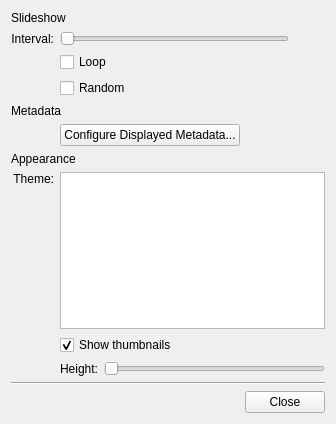
This is app/fullscreenconfigdialog.ui in KDE/gwenview as Qt 5 draws it before an edit. The edited form follows.
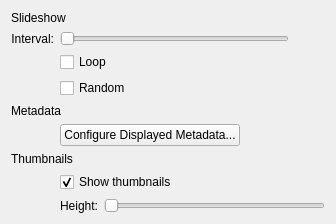
This is the edited form.

Commit message: Remove close button

Diff of the .ui file:
```diff
--- a/app/fullscreenconfigdialog.ui
+++ b/app/fullscreenconfigdialog.ui
@@ -1,12 +1,12 @@
 <ui version="4.0" >
  <class>FullScreenConfigDialog</class>
- <widget class="QWidget" name="FullScreenConfigDialog" >
-  <property name="geometry" >
+ <widget class="QWidget" name="FullScreenConfigDialog">
+  <property name="geometry">
    <rect>
     <x>0</x>
     <y>0</y>
     <width>336</width>
-    <height>424</height>
+    <height>224</height>
    </rect>
   </property>
   <layout class="QGridLayout" name="gridLayout" >
@@ -114,32 +114,19 @@
      </item>
     </layout>
    </item>
-   <item row="6" column="0" colspan="2" >
-    <widget class="QLabel" name="label_2" >
-     <property name="text" >
-      <string>Appearance</string>
+   <item row="6" column="0" colspan="2">
+    <widget class="QLabel" name="label_2">
+     <property name="text">
+      <string>Thumbnails</string>
      </property>
      <property name="isTitle" stdset="0" >
       <bool>true</bool>
      </property>
     </widget>
    </item>
-   <item row="7" column="0" >
-    <widget class="QLabel" name="label_3" >
-     <property name="text" >
-      <string>Theme:</string>
-     </property>
-     <property name="alignment" >
-      <set>Qt::AlignRight|Qt::AlignTop|Qt::AlignTrailing</set>
-     </property>
-    </widget>
-   </item>
-   <item row="7" column="1" >
-    <widget class="QListWidget" name="mThemeListWidget" />
-   </item>
-   <item row="8" column="1" >
-    <widget class="QCheckBox" name="mShowThumbnailsCheckBox" >
-     <property name="text" >
+   <item row="7" column="1">
+    <widget class="QCheckBox" name="mShowThumbnailsCheckBox">
+     <property name="text">
       <string>Show thumbnails</string>
      </property>
      <property name="checked" >
@@ -147,8 +134,8 @@
      </property>
     </widget>
    </item>
-   <item row="9" column="1" >
-    <layout class="QHBoxLayout" name="horizontalLayout_4" >
+   <item row="8" column="1">
+    <layout class="QHBoxLayout" name="horizontalLayout_4">
      <item>
       <widget class="QLabel" name="label_5" >
        <property name="text" >
@@ -189,43 +176,6 @@
      </item>
     </layout>
    </item>
-   <item row="10" column="0" colspan="2" >
-    <widget class="Line" name="line" >
-     <property name="minimumSize" >
-      <size>
-       <width>0</width>
-       <height>3</height>
-      </size>
-     </property>
-     <property name="orientation" >
-      <enum>Qt::Horizontal</enum>
-     </property>
-    </widget>
-   </item>
-   <item row="11" column="0" colspan="2" >
-    <layout class="QHBoxLayout" name="horizontalLayout_2" >
-     <item>
-      <spacer name="horizontalSpacer" >
-       <property name="orientation" >
-        <enum>Qt::Horizontal</enum>
-       </property>
-       <property name="sizeHint" stdset="0" >
-        <size>
-         <width>40</width>
-         <height>20</height>
-        </size>
-       </property>
-      </spacer>
-     </item>
-     <item>
-      <widget class="QPushButton" name="mCloseButton" >
-       <property name="text" >
-        <string>Close</string>
-       </property>
-      </widget>
-     </item>
-    </layout>
-   </item>
   </layout>
  </widget>
  <tabstops>
```
Left out of the diff: 129 changed lines with no effect on the pictures.
